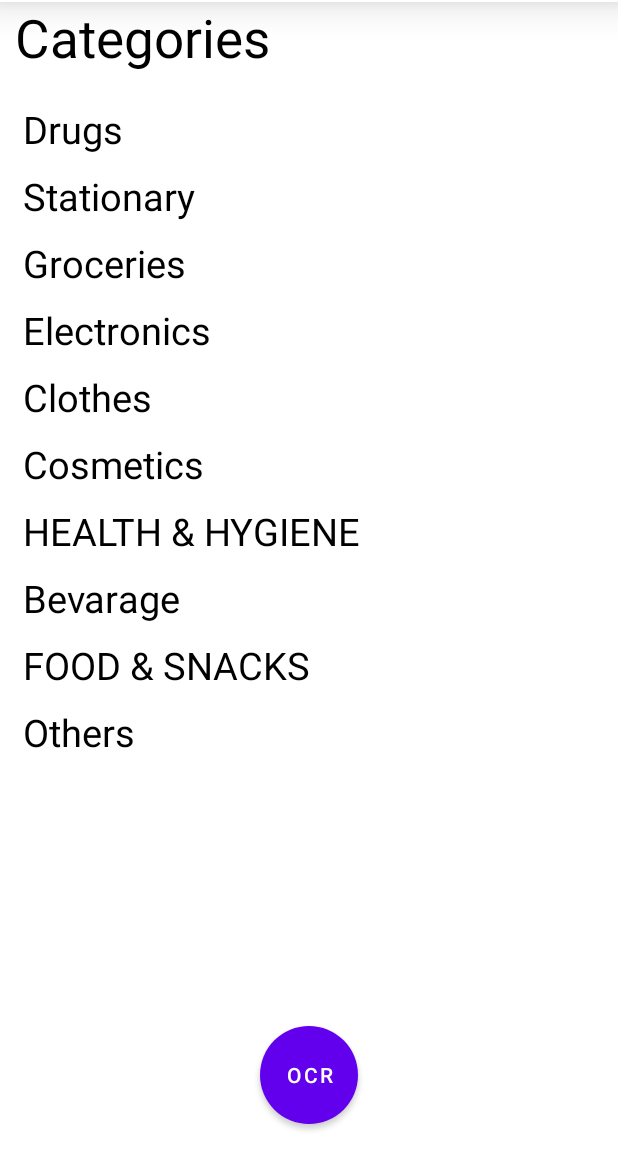
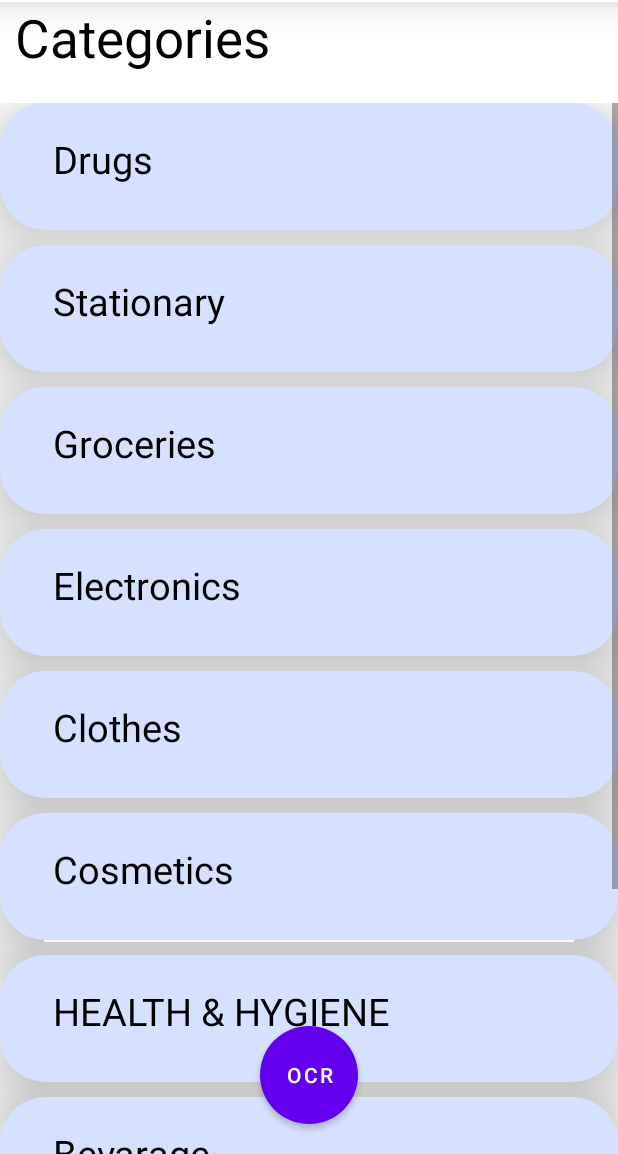
Before and after one commit to Arcane2202/Kotlin-ConerShop, an Android app: the Home screen opened directly, with no data from a screen before it, on a phone screen of 412 x 824 dp, the part 82-1236 px from its top. Run offline under Robolectric (Android 15) with nearby library versions, the phone set to English and light mode, and no system bars.

Commit message:
home(still working)

```diff
--- a/app/src/main/res/layout/activity_home.xml
+++ b/app/src/main/res/layout/activity_home.xml
@@ -13,6 +13,7 @@
         android:layout_height="wrap_content"
         android:text="Categories"
         android:textSize="35dp"
+        android:layout_marginBottom="20dp"
         android:layout_marginTop="?actionBarSize"
         android:layout_marginLeft="10dp"
         android:textColor="@color/black"/>
@@ -23,45 +24,91 @@
         android:layout_height="match_parent"
         >
         <RelativeLayout
-            android:layout_width="wrap_content"
+            android:layout_width="match_parent"
             android:layout_height="wrap_content">
+            <androidx.cardview.widget.CardView
+                android:id="@+id/cardDrugs"
+                android:layout_width="match_parent"
+                android:layout_height="wrap_content"
+                app:cardCornerRadius="30dp"
+                app:cardBackgroundColor="#D5E1FF"
+                app:cardElevation="30dp"
+                >
         <TextView
             android:id="@+id/DrugsCat"
             android:layout_width="match_parent"
             android:layout_height="wrap_content"
             android:text="Drugs"
-            android:layout_marginTop="20dp"
+            android:padding="20dp"
             android:textSize="25dp"
             android:layout_marginBottom="10dp"
             android:textColor="@color/black"
             android:layout_marginLeft="15dp"
             />
+
+        </androidx.cardview.widget.CardView>
+
+            <androidx.cardview.widget.CardView
+                android:id="@+id/cardStationary"
+                android:layout_width="match_parent"
+                android:layout_height="wrap_content"
+                android:layout_marginTop="10dp"
+                app:cardCornerRadius="30dp"
+                android:layout_below="@id/cardDrugs"
+                app:cardBackgroundColor="#D5E1FF"
+                app:cardElevation="30dp"
+                >
         <TextView
             android:id="@+id/StationaryCat"
             android:layout_width="match_parent"
             android:layout_height="wrap_content"
-            android:layout_below="@id/DrugsCat"
             android:text="Stationary"
+            android:padding="20dp"
             android:textSize="25dp"
+            android:layout_marginBottom="10dp"
             android:textColor="@color/black"
-            android:layout_marginBottom="10dp"
             android:layout_marginLeft="15dp"
             />
+            </androidx.cardview.widget.CardView>
+
+            <androidx.cardview.widget.CardView
+                android:id="@+id/cardGroceries"
+                android:layout_width="match_parent"
+                android:layout_height="wrap_content"
+                android:layout_marginTop="10dp"
+                app:cardCornerRadius="30dp"
+                android:layout_below="@id/cardStationary"
+                app:cardBackgroundColor="#D5E1FF"
+                app:cardElevation="30dp"
+                >
             <TextView
                 android:id="@+id/GroceriesCat"
                 android:layout_width="match_parent"
                 android:layout_height="wrap_content"
                 android:text="Groceries"
-                android:layout_below="@id/StationaryCat"
+                android:padding="20dp"
                 android:textSize="25dp"
                 android:layout_marginBottom="10dp"
                 android:textColor="@color/black"
                 android:layout_marginLeft="15dp"
                 />
+            </androidx.cardview.widget.CardView>
+
+            <androidx.cardview.widget.CardView
+                android:id="@+id/cardElectronics"
+                android:layout_width="match_parent"
+                android:layout_height="wrap_content"
+                android:layout_marginTop="10dp"
+                app:cardCornerRadius="30dp"
+                android:layout_below="@id/cardGroceries"
+                app:cardBackgroundColor="#D5E1FF"
+                app:cardElevation="30dp"
+                >
             <TextView
                 android:id="@+id/ElectronicsCat"
                 android:layout_width="match_parent"
                 android:layout_height="wrap_content"
+                android:padding="20dp"
                 android:layout_below="@id/GroceriesCat"
                 android:text="Electronics"
                 android:textSize="25dp"
@@ -69,17 +116,43 @@
                 android:layout_marginLeft="15dp"
                 android:layout_marginBottom="10dp"
                 />
+            </androidx.cardview.widget.CardView>
+
+            <androidx.cardview.widget.CardView
+                android:id="@+id/cardClothes"
+                android:layout_width="match_parent"
+                android:layout_height="wrap_content"
+                android:layout_marginTop="10dp"
+                app:cardCornerRadius="30dp"
+                android:layout_below="@id/cardElectronics"
+                app:cardBackgroundColor="#D5E1FF"
+                app:cardElevation="30dp"
+                >
+
             <TextView
                 android:id="@+id/ClothesCat"
                 android:layout_width="match_parent"
                 android:layout_height="wrap_content"
                 android:text="Clothes"
+                android:padding="20dp"
                 android:layout_below="@id/ElectronicsCat"
                 android:textSize="25dp"
                 android:layout_marginBottom="10dp"
                 android:textColor="@color/black"
                 android:layout_marginLeft="15dp"
                 />
+            </androidx.cardview.widget.CardView>
+
+            <androidx.cardview.widget.CardView
+                android:id="@+id/cardCosmetics"
+                android:layout_width="match_parent"
+                android:layout_height="wrap_content"
+                android:layout_marginTop="10dp"
+                app:cardCornerRadius="30dp"
+                android:layout_below="@id/cardClothes"
+                app:cardBackgroundColor="#D5E1FF"
+                app:cardElevation="30dp"
+                >
             <TextView
                 android:id="@+id/CosmeticsCat"
                 android:layout_width="match_parent"
@@ -87,10 +160,24 @@
                 android:layout_below="@id/ClothesCat"
                 android:text="Cosmetics"
                 android:textSize="25dp"
+                android:padding="20dp"
                 android:textColor="@color/black"
                 android:layout_marginLeft="15dp"
                 android:layout_marginBottom="10dp"
                 />
+            </androidx.cardview.widget.CardView>
+
+            <androidx.cardview.widget.CardView
+                android:id="@+id/cardHealth"
+                android:layout_width="match_parent"
+                android:layout_height="wrap_content"
+                android:layout_marginTop="10dp"
+                app:cardCornerRadius="30dp"
+                android:layout_below="@id/cardCosmetics"
+                app:cardBackgroundColor="#D5E1FF"
+                app:cardElevation="30dp"
+                >
+
             <TextView
                 android:id="@+id/HEALTHandHYGIENECat"
                 android:layout_width="match_parent"
@@ -98,10 +185,24 @@
                 android:text="@string/health_hygiene"
                 android:layout_below="@id/CosmeticsCat"
                 android:textSize="25dp"
+                android:padding="20dp"
                 android:layout_marginBottom="10dp"
                 android:textColor="@color/black"
                 android:layout_marginLeft="15dp"
                 />
+            </androidx.cardview.widget.CardView>
+
+            <androidx.cardview.widget.CardView
+                android:id="@+id/cardBevarage"
+                android:layout_width="match_parent"
+                android:layout_height="wrap_content"
+                android:layout_marginTop="10dp"
+                app:cardCornerRadius="30dp"
+                android:layout_below="@id/cardHealth"
+                app:cardBackgroundColor="#D5E1FF"
+                app:cardElevation="30dp"
+                >
+
             <TextView
                 android:id="@+id/BevarageCat"
                 android:layout_width="match_parent"
@@ -109,10 +210,22 @@
                 android:layout_below="@id/HEALTHandHYGIENECat"
                 android:text="Bevarage"
                 android:textSize="25dp"
+                android:padding="20dp"
                 android:textColor="@color/black"
                 android:layout_marginLeft="15dp"
                 android:layout_marginBottom="10dp"
                 />
+            </androidx.cardview.widget.CardView>
+            <androidx.cardview.widget.CardView
+                android:id="@+id/cardFood"
+                android:layout_width="match_parent"
+                android:layout_height="wrap_content"
+                android:layout_marginTop="10dp"
+                app:cardCornerRadius="30dp"
+                android:layout_below="@id/cardBevarage"
+                app:cardBackgroundColor="#D5E1FF"
+                app:cardElevation="30dp"
+                >
             <TextView
                 android:id="@+id/FOODandSNACKS"
                 android:layout_width="match_parent"
@@ -120,24 +233,41 @@
                 android:text="@string/food_snacks"
                 android:layout_below="@id/BevarageCat"
                 android:textSize="25dp"
+                android:padding="20dp"
                 android:layout_marginBottom="10dp"
                 android:textColor="@color/black"
                 android:layout_marginLeft="15dp"
                 />
+
+            </androidx.cardview.widget.CardView>
+
+            <androidx.cardview.widget.CardView
+                android:id="@+id/cardOthers"
+                android:layout_width="match_parent"
+                android:layout_height="wrap_content"
+                android:layout_marginTop="10dp"
+                app:cardCornerRadius="30dp"
+                android:layout_below="@id/cardFood"
+                app:cardBackgroundColor="#D5E1FF"
+                app:cardElevation="30dp"
+                >
+
             <TextView
                 android:id="@+id/otherssCat"
                 android:layout_width="match_parent"
                 android:layout_height="wrap_content"
                 android:layout_below="@id/FOODandSNACKS"
                 android:text="Others"
+                android:padding="20dp"
                 android:textSize="25dp"
                 android:textColor="@color/black"
                 android:layout_marginLeft="15dp"
                 android:layout_marginBottom="10dp"
                 />
+            </androidx.cardview.widget.CardView>
         </RelativeLayout>
+    </ScrollView>
 
-    </ScrollView>
     <Button
         android:layout_width="65dp"
         android:layout_height="65dp"
```
